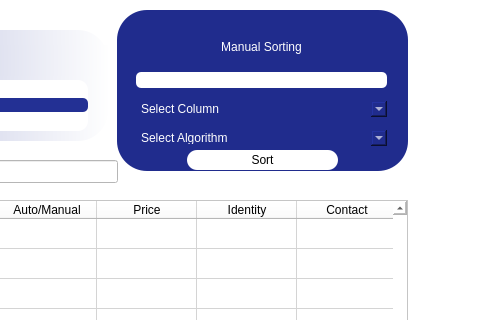
The window that desin.ui (nabeel103/CS261F21PID32) describes before a commit, drawn with Qt 5; both pictures show x 943 to 1423 and y 0 to 320 of the 1423 by 761 pixel window.
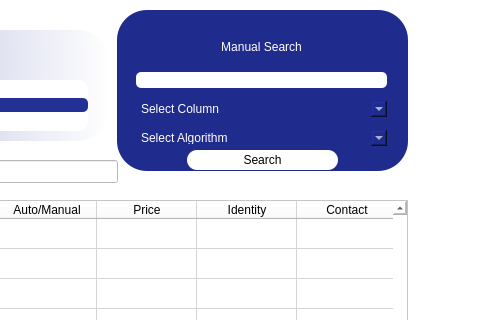
The same window after the commit.

```diff
--- a/desin.ui
+++ b/desin.ui
@@ -848,7 +848,7 @@
      <item>
       <widget class="QLabel" name="label_3">
        <property name="text">
-        <string>Manual Sorting</string>
+        <string>Manual Search</string>
        </property>
        <property name="alignment">
         <set>Qt::AlignCenter</set>
@@ -902,7 +902,7 @@
 background-color: rgb(255, 255, 255);</string>
     </property>
     <property name="text">
-     <string>Sort</string>
+     <string>Search</string>
     </property>
    </widget>
   </widget>
```
